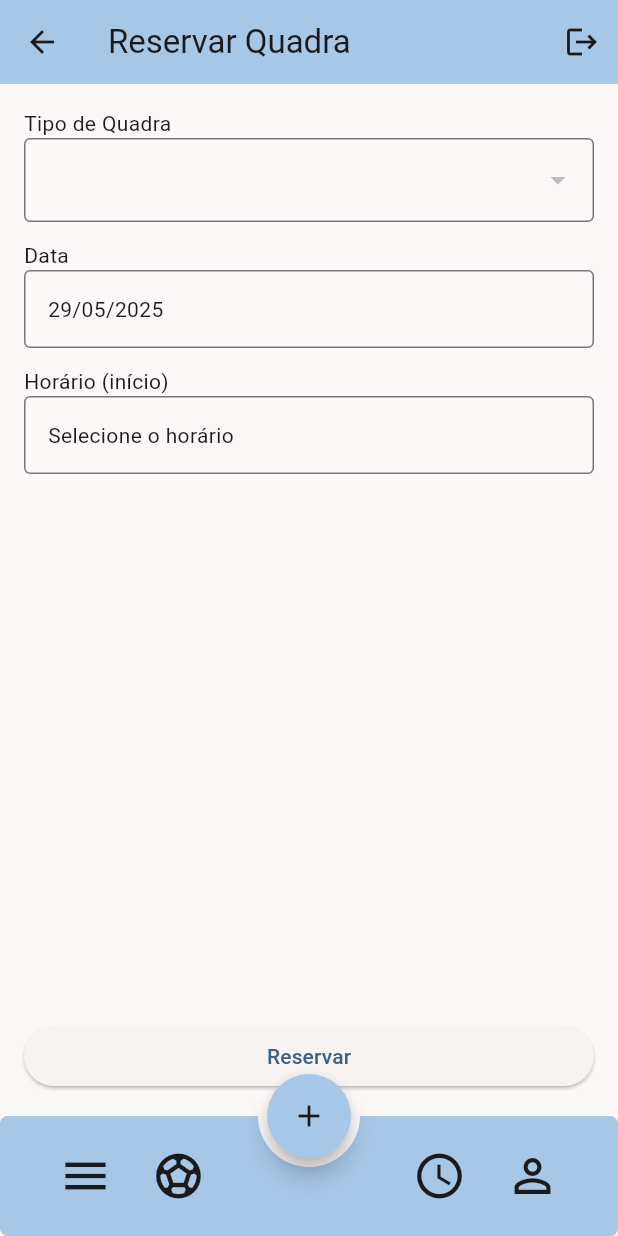
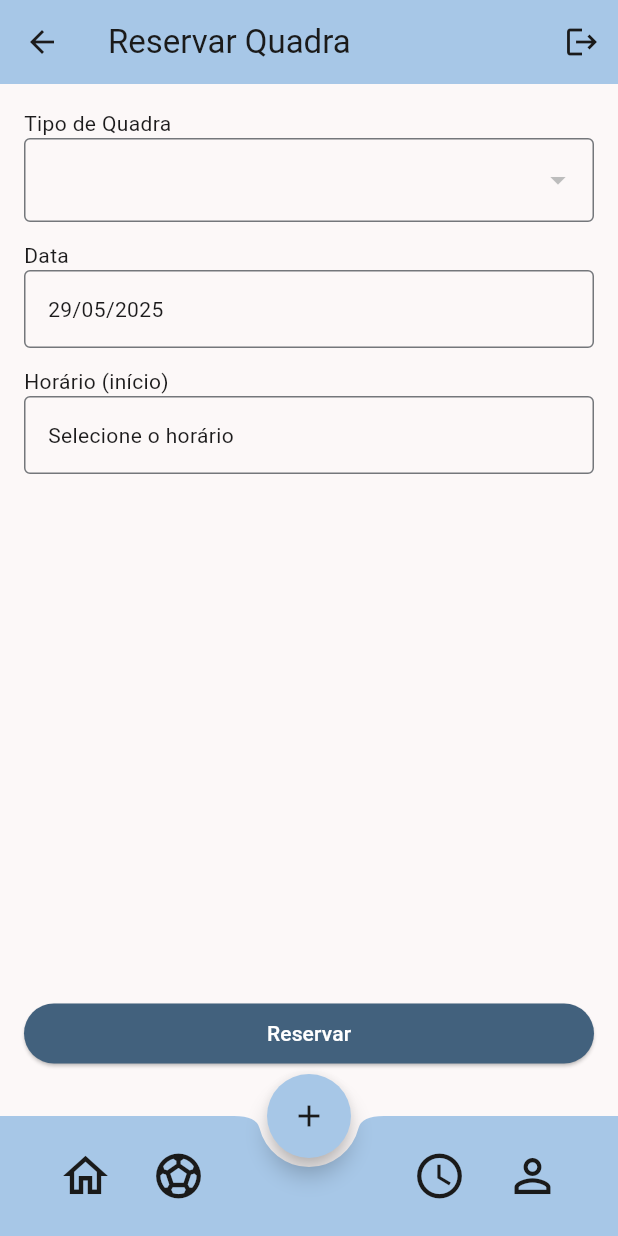
Before and after one commit to Danielsalesds/Sistema-de-Reservas-de-Quadra-Esportivas, a Flutter app: the ReservaQuadraScreen screen opened directly, on a phone screen of 412 x 824 dp. Run offline on Flutter 3.47's test engine with Material 3 defaults, Android fonts, the phone set to English and light mode, and no system bars; drawn by our look-alikes of overlay_support; our stand-ins replace awesome_dialog, cloud_firestore, firebase_auth, firebase_core, flutter_svg, google_fonts and 2 more; accounts and stored records are empty.

Commit message:
Correção de detalhes visuais.

```diff
--- a/lib/ui/pages/HomeAdmin.dart
+++ b/lib/ui/pages/HomeAdmin.dart
@@ -77,7 +77,7 @@ class HomeAdminState extends State<HomeAdmin>{
             )
           ],
         ),
-      bottomNavigationBar: const CustomBottomBar(),
+      bottomNavigationBar: const CustomBottomBar(index:0),
       floatingActionButton: CustomFAB(
           onPressed: (){
             Navigator.push(
--- a/lib/ui/pages/HomeMembro.dart
+++ b/lib/ui/pages/HomeMembro.dart
@@ -75,7 +75,7 @@ class HomeMembroState extends State<HomeMembro> {
           ),
         ],
       ),
-      bottomNavigationBar: const CustomBottomBar(),
+      bottomNavigationBar: const CustomBottomBar(index:0),
       floatingActionButton: CustomFAB(
         onPressed: () {
           Navigator.push(
--- a/lib/ui/pages/ReservaQuadraScreen.dart
+++ b/lib/ui/pages/ReservaQuadraScreen.dart
@@ -5,6 +5,8 @@ import 'package:clube/ui/widgets/CustomAppBar.dart';
 import 'package:clube/ui/widgets/CustomBottomBar.dart';
 import 'package:clube/ui/widgets/CustomFAB.dart';
 import 'package:intl/intl.dart';
+
+import '../../theme/AppColors.dart';
 
 class ReservaQuadraScreen extends StatefulWidget {
   const ReservaQuadraScreen({Key? key}) : super(key: key);
@@ -92,6 +94,7 @@ class _ReservaQuadraScreenState extends State<ReservaQuadraScreen> {
 
   @override
   Widget build(BuildContext context) {
+    final colors = Theme.of(context).extension<AppColors>()!;
     return Scaffold(
       appBar: const CustomAppBar(title: 'Reservar Quadra'),
       bottomNavigationBar: const CustomBottomBar(),
@@ -137,13 +140,20 @@ class _ReservaQuadraScreenState extends State<ReservaQuadraScreen> {
                     ),
                   ),
                   const Spacer(),
-                  SizedBox(
-                    width: double.infinity,
-                    child: ElevatedButton(
-                      onPressed: _isSubmitting ? null : _submit,
-                      child: Text(_isSubmitting ? 'Aguarde...' : 'Reservar'),
-                    ),
+                  Padding(padding: const EdgeInsets.only(bottom: 15),
+                    child: SizedBox(
+                      width: double.infinity,
+                      child: ElevatedButton(
+                        onPressed: _isSubmitting ? null : _submit,
+                        style: ElevatedButton.styleFrom(
+                          backgroundColor: colors.baseColor,
+                          foregroundColor: colors.onBaseColor,
+                        ),
+                        child: Text(_isSubmitting ? 'Aguarde...' : 'Reservar'),
+                      ),
+                    )
                   )
+
                 ],
               ),
             )
--- a/lib/ui/widgets/CustomBottomBar.dart
+++ b/lib/ui/widgets/CustomBottomBar.dart
@@ -3,9 +3,12 @@ import 'package:flutter/cupertino.dart';
 import 'package:flutter/material.dart';
 
 import '../../theme/AppColors.dart';
+import '../pages/ListarReservasScreen.dart';
 
 class CustomBottomBar extends StatelessWidget{
-  const CustomBottomBar({super.key});
+  final int ?index;
+  const CustomBottomBar({super.key, this.index});
+
 
   @override
   Widget build(BuildContext context) {
@@ -13,12 +16,13 @@ class CustomBottomBar extends StatelessWidget{
     return BottomAppBar(
       color: colors.cardColor,
       notchMargin: 6.0,
-      shape: const AutomaticNotchedShape(
-        RoundedRectangleBorder(
-          borderRadius: BorderRadius.all(Radius.circular(5)),
-        ),
-        StadiumBorder(),
-      ),
+      shape: const CircularNotchedRectangle(),
+      // const AutomaticNotchedShape(
+      //   RoundedRectangleBorder(
+      //     borderRadius: BorderRadius.all(Radius.circular(5)),
+      //   ),
+      //   StadiumBorder(),
+      // ),
       child: IconTheme(
         data: const IconThemeData(color: Colors.white, size: 36),
         child: Padding(
@@ -28,36 +32,46 @@ class CustomBottomBar extends StatelessWidget{
             children: [
               Row(
                 children: [
+                  //0
                   IconButton(
                       onPressed: () {
                        Navigator.pushNamed(context, '/');
                       },
-                      icon: Icon(Icons.menu, color: colors.iconColor,)),
+                      icon: index==0 ? const Icon(Icons.home_outlined, color: Colors.black26 ,)
+                          : Icon(Icons.home_outlined, color: colors.iconColor,)
+                  ),
                   const SizedBox(
                     width: 10,
                   ),
+                  //1
                   IconButton(
                       onPressed: () {
 
                       },
-                      icon:  Icon(Icons.sports_soccer_outlined, color: colors.iconColor,)),
+                      icon: index==1 ? const Icon(Icons.sports_soccer_outlined, color: Colors.black26 ,)
+                        : Icon(Icons.sports_soccer_outlined, color: colors.iconColor,)),
                 ],
               ),
+
               Row(
                 children: [
+                  //2
                   IconButton(
                       onPressed: () {
-
+                        Navigator.push(context, MaterialPageRoute(builder: (context)=> const ListarReservasScreen()));
                       },
-                      icon:  Icon(Icons.schedule_outlined, color: colors.iconColor,)),
+                      icon: index==2 ? const Icon(Icons.schedule_outlined, color: Colors.black26,)
+                        : Icon(Icons.schedule_outlined, color: colors.iconColor,)),
                   const SizedBox(
                     width: 10,
                   ),
+                  //3
                   IconButton(
                       onPressed: () {
                         Navigator.push(context, MaterialPageRoute(builder: (context)=>ProfilePage()));
                       },
-                      icon:  Icon(Icons.person_outline, color: colors.iconColor,)),
+                      icon: index==3 ? const Icon(Icons.person_outline, color: Colors.black26,)
+                        : Icon(Icons.person_outline, color: colors.iconColor,)),
                 ],
               )
             ],
```
Also changed, not shown: lib/ui/pages/ListarReservasScreen.dart (+3 -4 lines), lib/ui/pages/ProfilePage.dart (+1 -14 lines), 2 other files.
